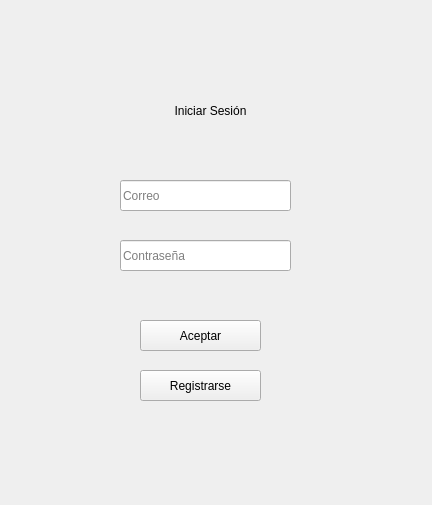
Qt form src/vista/ui/VistaLogging.ui (jaimecarfe/menule) before a commit.
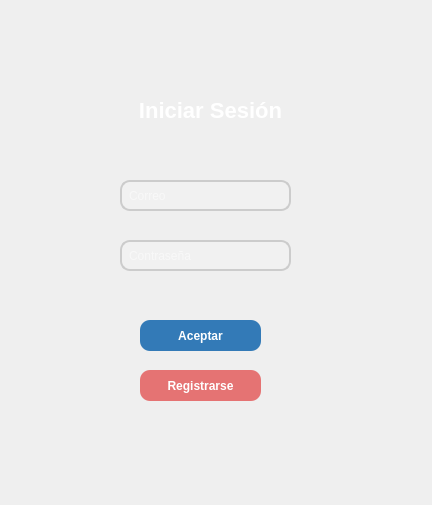
The same form after that commit.

Commit message: Vista actualizada

```diff
--- a/src/vista/ui/VistaLogging.ui
+++ b/src/vista/ui/VistaLogging.ui
@@ -50,7 +50,37 @@
     </widget>
    </widget>
   </widget>
- </widget>
+<property name="styleSheet"><string>
+QMainWindow {
+    background-color: qlineargradient(x1:0, y1:0, x2:1, y2:1,
+                                      stop:0 #3a1c71, stop:1 #d76d77);
+}
+QLabel#label_iniciosesion {
+    font-size: 22px;
+    font-weight: bold;
+    color: white;
+}
+QLineEdit {
+    border: 2px solid #ccc;
+    border-radius: 10px;
+    padding: 5px;
+    background-color: rgba(255, 255, 255, 0.1);
+    color: white;
+}
+QPushButton {
+    border-radius: 10px;
+    font-weight: bold;
+    padding: 5px;
+}
+QPushButton#pushButton_aceptar {
+    background-color: #337ab7;
+    color: white;
+}
+QPushButton#pushButton_registro {
+    background-color: #e57373;
+    color: white;
+}
+</string></property></widget>
  <resources/>
  <connections/>
 </ui>
```
Left out of the diff: 1 changed line with no effect on the pictures. Lines whose indentation alone changed are shown as unchanged. The commit also changes 11 other files.
